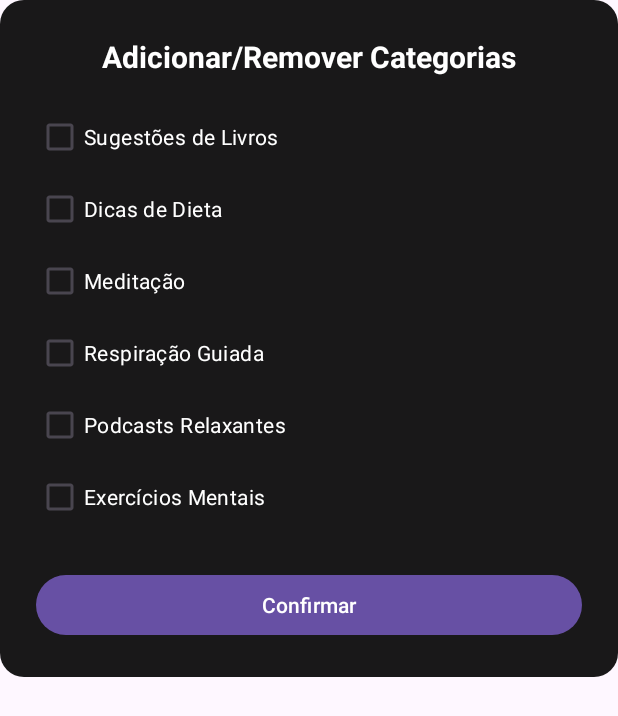
After one commit to gusthas/HAM---TCC, an Android app: the layout dialog_adicionar_sugestao.xml on its own in the app's theme, with its tools: preview values and no code run, on a phone screen of 412 x 824 dp. The commit adds this screen. Shown: the top 716 px of the screen. Run offline under Robolectric (Android 15) with nearby library versions, the phone set to English and light mode, and no system bars.

Commit message:
tcc ok 11/08

```diff
--- a/app/src/main/AndroidManifest.xml
+++ b/app/src/main/AndroidManifest.xml
@@ -19,6 +19,9 @@
         android:supportsRtl="true"
         android:theme="@style/Theme.MyApplication"
         tools:targetApi="31">
+        <activity
+            android:name=".Bemvindouser"
+            android:exported="false" />
         <activity
             android:name=".RecuperarSenhaActivity"
             android:exported="false" />
@@ -122,7 +125,7 @@
             android:name=".RegistroActivity"
             android:exported="false" />
         <activity
-            android:name=".Bemvindouser"
+            android:name=".SugestaoUser"
             android:exported="true">
             <intent-filter>
                 <action android:name="android.intent.action.MAIN" />
--- a/app/src/main/java/com/apol/myapplication/Bemvindouser.kt
+++ b/app/src/main/java/com/apol/myapplication/Bemvindouser.kt
@@ -116,7 +116,7 @@ class Bemvindouser : AppCompatActivity() {
             startActivity(Intent(this, CronometroActivity::class.java))
         }
         navBar.findViewById<LinearLayout>(R.id.botao_sugestoes).setOnClickListener {
-            Toast.makeText(this, "Tela de Sugestões em breve!", Toast.LENGTH_SHORT).show()
+            startActivity(Intent(this, SugestaoUser::class.java))
         }
     }
 
--- a/app/src/main/java/com/apol/myapplication/CronometroActivity.kt
+++ b/app/src/main/java/com/apol/myapplication/CronometroActivity.kt
@@ -205,7 +205,6 @@ class CronometroActivity : AppCompatActivity() {
             // Já está aqui
         }
         navBar.findViewById<LinearLayout>(R.id.botao_sugestoes).setOnClickListener {
-            startActivity(Intent(this, configuracoes::class.java))
-        }
+            startActivity(Intent(this, SugestaoUser::class.java))        }
     }
 }
--- a/app/src/main/java/com/apol/myapplication/anotacoes.kt
+++ b/app/src/main/java/com/apol/myapplication/anotacoes.kt
@@ -82,8 +82,7 @@ class anotacoes : AppCompatActivity() {
             startActivity(Intent(this, CronometroActivity::class.java))
         }
         navBar.findViewById<LinearLayout>(R.id.botao_sugestoes).setOnClickListener {
-            startActivity(Intent(this, configuracoes::class.java))
-        }
+            startActivity(Intent(this, SugestaoUser::class.java))        }
         prefs = getSharedPreferences("app_prefs", MODE_PRIVATE)
 
         val abrirModoBlocos = intent.getBooleanExtra("modo_blocos_ativo", false)
--- a/app/src/main/java/com/apol/myapplication/habitos.kt
+++ b/app/src/main/java/com/apol/myapplication/habitos.kt
@@ -460,8 +460,7 @@ class habitos : AppCompatActivity() {
             startActivity(Intent(this, CronometroActivity::class.java))
         }
         navBar.findViewById<LinearLayout>(R.id.botao_sugestoes).setOnClickListener {
-            Toast.makeText(this, "Tela de Sugestões em breve!", Toast.LENGTH_SHORT).show()
-        }
+            startActivity(Intent(this, SugestaoUser::class.java))        }
     }
 
     private fun salvarHabitos() {
--- a/app/src/main/java/com/apol/myapplication/treinos.kt
+++ b/app/src/main/java/com/apol/myapplication/treinos.kt
@@ -223,7 +223,7 @@ class treinos : AppCompatActivity() {
             startActivity(Intent(this, CronometroActivity::class.java))
         }
         navBar.findViewById<LinearLayout>(R.id.botao_sugestoes).setOnClickListener {
-            startActivity(Intent(this, configuracoes::class.java))
+            startActivity(Intent(this, SugestaoUser::class.java))
         }
     }
 }
--- /dev/null
+++ b/app/src/main/res/layout/dialog_adicionar_sugestao.xml
@@ -0,0 +1,69 @@
+<?xml version="1.0" encoding="utf-8"?>
+<LinearLayout
+    xmlns:android="http://schemas.android.com/apk/res/android"
+    android:layout_width="match_parent"
+    android:layout_height="wrap_content"
+    android:orientation="vertical"
+    android:padding="24dp"
+    android:background="@drawable/rounded_escuro">
+
+    <TextView
+        android:layout_width="wrap_content"
+        android:layout_height="wrap_content"
+        android:text="Adicionar/Remover Categorias"
+        android:textColor="@color/white"
+        android:textSize="20sp"
+        android:textStyle="bold"
+        android:layout_gravity="center_horizontal"
+        android:layout_marginBottom="16dp"/>
+
+    <CheckBox
+        android:id="@+id/check_add_livros"
+        android:layout_width="wrap_content"
+        android:layout_height="wrap_content"
+        android:text="Sugestões de Livros"
+        android:textColor="@color/white"/>
+
+    <CheckBox
+        android:id="@+id/check_add_dietas"
+        android:layout_width="wrap_content"
+        android:layout_height="wrap_content"
+        android:text="Dicas de Dieta"
+        android:textColor="@color/white"/>
+
+    <CheckBox
+        android:id="@+id/check_add_meditacao"
+        android:layout_width="wrap_content"
+        android:layout_height="wrap_content"
+        android:text="Meditação"
+        android:textColor="@color/white"/>
+
+    <CheckBox
+        android:id="@+id/check_add_respiracao"
+        android:layout_width="wrap_content"
+        android:layout_height="wrap_content"
+        android:text="Respiração Guiada"
+        android:textColor="@color/white"/>
+
+    <CheckBox
+        android:id="@+id/check_add_podcasts"
+        android:layout_width="wrap_content"
+        android:layout_height="wrap_content"
+        android:text="Podcasts Relaxantes"
+        android:textColor="@color/white"/>
+
+    <CheckBox
+        android:id="@+id/check_add_exercicios"
+        android:layout_width="wrap_content"
+        android:layout_height="wrap_content"
+        android:text="Exercícios Mentais"
+        android:textColor="@color/white"/>
+
+    <Button
+        android:id="@+id/btn_confirmar_add_sugestao"
+        android:layout_width="match_parent"
+        android:layout_height="wrap_content"
+        android:text="Confirmar"
+        android:layout_marginTop="24dp"/>
+
+</LinearLayout>
```
Also changed, not shown: app/src/main/java/com/apol/myapplication/SugestaoUser.kt (added, +305 -0 lines), app/src/main/java/com/apol/myapplication/livro.kt (+14 -1 lines), app/src/main/java/com/apol/myapplication/sujestao.kt (+22 -47 lines), app/src/main/res/layout/activity_sugestao_user.xml (added, +114 -0 lines), app/src/main/res/layout/card_sugestao.xml (added, +74 -0 lines), app/src/main/res/drawable/ic_brain.png (added), app/src/main/res/drawable/ic_check.png (added), app/src/main/res/drawable/ic_food.png (added), app/src/main/res/drawable/ic_refresh.png (added).
